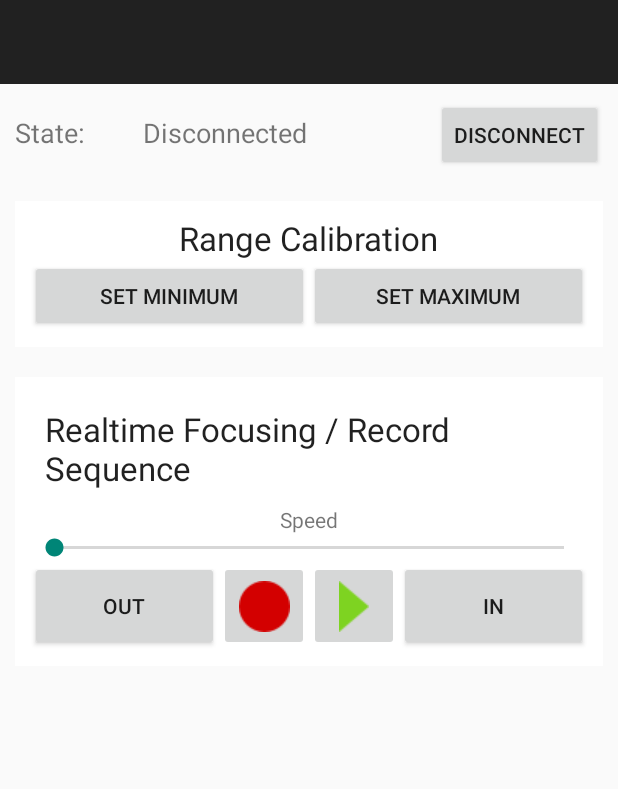
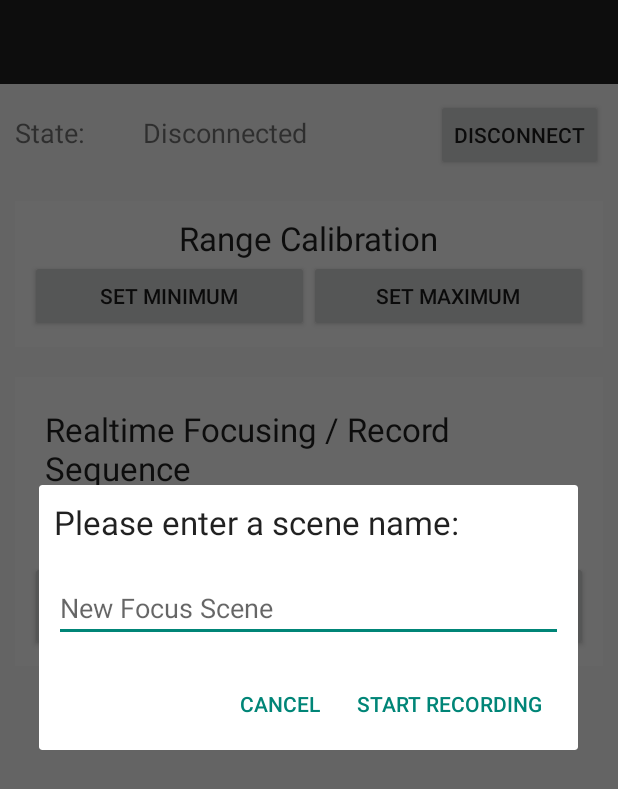
Before and after one commit to wilkoer/FollowFocus, an Android app: the DeviceControlActivity screen opened directly, with no data from a screen before it, after a tap on an icon or button, on a phone screen of 412 x 824 dp. Shown: the top 789 px of the screen. Run offline under Robolectric (Android 15) with nearby library versions, the phone set to English and light mode, and no system bars; 3 statements that could not run were skipped.

Commit message:
scene list implemented

```diff
--- a/app/src/main/java/ath/lmu/de/followfocus/DeviceControlActivity.java
+++ b/app/src/main/java/ath/lmu/de/followfocus/DeviceControlActivity.java
@@ -16,6 +16,7 @@
 
 package ath.lmu.de.followfocus;
 
+import android.app.DialogFragment;
 import android.content.BroadcastReceiver;
 import android.content.ComponentName;
 import android.content.Context;
@@ -37,15 +38,17 @@ import android.widget.SeekBar;
 import android.widget.TextView;
 
 import java.math.BigInteger;
+import java.util.Calendar;
+import java.util.Date;
 import java.util.Timer;
 import java.util.TimerTask;
 
-public class DeviceControlActivity extends FragmentActivity {
+public class DeviceControlActivity extends FragmentActivity implements RecordSceneDialogFragment.NoticeDialogListener {
     private final static String TAG = DeviceControlActivity.class.getSimpleName();
 
     public static final String EXTRAS_DEVICE_NAME = "DEVICE_NAME";
     public static final String EXTRAS_DEVICE_ADDRESS = "DEVICE_ADDRESS";
-    private final long EXECUTION_INTERVAL = 50; // miliseconds
+    private final long EXECUTION_INTERVAL = 50; // milliseconds
 
 
     private TextView mConnectionState;
@@ -62,6 +65,7 @@ public class DeviceControlActivity extends FragmentActivity {
     private Button reconnectButton;
     private boolean mConnected = false;
     private ExpandableHeightListView recordedScenesList;
+    private SceneListAdapter sceneListAdapter;
 
     // current speed to be sent to arduino every EXECUTION_INTERVAL seconds
     private byte currentSpeed = 0;
@@ -117,13 +121,13 @@ public class DeviceControlActivity extends FragmentActivity {
                 mBluetoothLeService.enableTXNotification();
                 // Show all the supported services and characteristics on the user interface.
             } else if (BluetoothLeService.ACTION_DATA_AVAILABLE.equals(action)) {
-                Log.d("Alex", "ACTION DATA AVAILABLE");
+                Log.d("ATH", "ACTION DATA AVAILABLE");
                 final String txValue = intent.getStringExtra(BluetoothLeService.EXTRA_DATA);
                 runOnUiThread(new Runnable() {
                     public void run() {
                         try {
 
-                            Log.d("Alex", txValue);
+                            Log.d("ATH", txValue);
 
                         } catch (Exception e) {
                             Log.e(TAG, e.toString());
@@ -163,10 +167,11 @@ public class DeviceControlActivity extends FragmentActivity {
         Intent gattServiceIntent = new Intent(this, BluetoothLeService.class);
         bindService(gattServiceIntent, mServiceConnection, BIND_AUTO_CREATE);
 
+        sceneListAdapter = new SceneListAdapter(this);
+        recordedScenesList.setExpanded(true);
+        recordedScenesList.setAdapter(sceneListAdapter);
 
         realtimeFocusSpeedSlider = (SeekBar) findViewById(R.id.slider_realtimeRecording);
-        //focusSlider = fragment.getFirstSlider();
-
         realtimeFocusSpeedSlider.setOnSeekBarChangeListener(new SeekBar.OnSeekBarChangeListener() {
 
             @Override
@@ -229,6 +234,8 @@ public class DeviceControlActivity extends FragmentActivity {
             }
         });
 
+
+
         focusOutButton.setOnTouchListener(new View.OnTouchListener() {
 
             @Override
@@ -271,10 +278,14 @@ public class DeviceControlActivity extends FragmentActivity {
                 if (!recording) {
                     recording = true;
 
-                    // record
+                    DialogFragment newSceneDialog = new RecordSceneDialogFragment();
+                    newSceneDialog.show(getFragmentManager(), "new");
+
+                    recordButton.setImageResource(R.drawable.stop);
 
                 } else {
                     recording = false;
+                    recordButton.setImageResource(R.drawable.record);
 
                     // stop recording
                 }
@@ -349,4 +360,12 @@ public class DeviceControlActivity extends FragmentActivity {
         intentFilter.addAction(BluetoothLeService.ACTION_DATA_AVAILABLE);
         return intentFilter;
     }
+
+    public void onNewScenePositiveClick(String name) {
+        //add new scene
+        Log.d("ATH", "SUCCESS " + name);
+        sceneListAdapter.add(new FocusScene(name));
+        sceneListAdapter.notifyDataSetChanged();
+
+    }
 }
--- /dev/null
+++ b/app/src/main/java/ath/lmu/de/followfocus/RecordSceneDialogFragment.java
@@ -0,0 +1,75 @@
+package ath.lmu.de.followfocus;
+
+import android.app.Activity;
+import android.app.AlertDialog;
+import android.app.Dialog;
+import android.app.DialogFragment;
+import android.content.DialogInterface;
+import android.os.Bundle;
+import android.view.LayoutInflater;
+import android.view.View;
+import android.widget.DatePicker;
+import android.widget.EditText;
+import android.widget.TimePicker;
+
+/**
+ * Created by alexander on 21.08.15.
+ */
+public class RecordSceneDialogFragment extends DialogFragment {
+
+    @Override
+    public Dialog onCreateDialog(Bundle savedInstanceState) {
+        // Use the Builder class for convenient dialog construction
+        AlertDialog.Builder builder = new AlertDialog.Builder(getActivity());
+
+        // Get the layout inflater
+        LayoutInflater inflater = getActivity().getLayoutInflater();
+
+        final View view = inflater.inflate(R.layout.record_scene_dialog_layout, null);
+        EditText edit_name = (EditText) view.findViewById(R.id.editText_scene_name);
+
+        edit_name.clearFocus();
+
+        // Inflate and set the layout for the dialog
+        // Pass null as the parent view because its going in the dialog layout
+        builder.setView(view)
+                .setPositiveButton(R.string.apply, new DialogInterface.OnClickListener() {
+                    public void onClick(DialogInterface dialog, int id) {
+                        EditText edit_name = (EditText) view.findViewById(R.id.editText_scene_name);
+
+                        String name = edit_name.getText().toString();
+                        mListener.onNewScenePositiveClick(name);
+
+                    }
+                })
+                .setNegativeButton(R.string.cancel, new DialogInterface.OnClickListener() {
+                    public void onClick(DialogInterface dialog, int id) {
+                        // User cancelled the dialog
+                    }
+                });
+        // Create the AlertDialog object and return it
+        return builder.create();
+    }
+
+    public interface NoticeDialogListener {
+        public void onNewScenePositiveClick(String name);
+    }
+
+    // Use this instance of the interface to deliver action events
+    NoticeDialogListener mListener;
+
+    // Override the Fragment.onAttach() method to instantiate the NoticeDialogListener
+    @Override
+    public void onAttach(Activity activity) {
+        super.onAttach(activity);
+        // Verify that the host activity implements the callback interface
+        try {
+            // Instantiate the NoticeDialogListener so we can send events to the host
+            mListener = (NoticeDialogListener) activity;
+        } catch (ClassCastException e) {
+            // The activity doesn't implement the interface, throw exception
+            throw new ClassCastException(activity.toString()
+                    + " must implement NoticeDialogListener");
+        }
+    }
+}
--- /dev/null
+++ b/app/src/main/java/ath/lmu/de/followfocus/SceneListAdapter.java
@@ -0,0 +1,73 @@
+package ath.lmu.de.followfocus;
+
+import android.content.Context;
+import android.transition.Scene;
+import android.view.LayoutInflater;
+import android.view.View;
+import android.view.ViewGroup;
+import android.widget.BaseAdapter;
+import android.widget.ImageView;
+import android.widget.TextView;
+
+import org.w3c.dom.Text;
+
+import java.io.File;
+import java.util.ArrayList;
+import java.util.Date;
+
+/**
+ * Created by alexander on 21.08.15.
+ */
+public class SceneListAdapter extends BaseAdapter {
+    Context mContext;
+    ArrayList<FocusScene> scenes = new ArrayList<>();
+
+
+    public SceneListAdapter(Context c) {
+        mContext = c;
+    }
+
+    public void add(FocusScene scene) {
+        scenes.add(scene);
+    }
+
+    @Override
+    public int getCount() {
+        return scenes.size();
+    }
+
+    @Override
+    public Object getItem(int position) {
+        return scenes.get(position);
+    }
+
+    @Override
+    public long getItemId(int position) {
+        return 0;
+    }
+
+    @Override
+    public View getView(int position, View convertView, ViewGroup parent) {
+        View view = null;
+        TextView sceneName = new TextView(mContext);
+        TextView sceneLength = new TextView(mContext);
+
+        if (convertView == null) {
+            LayoutInflater inflater = (LayoutInflater) mContext.getSystemService(Context.LAYOUT_INFLATER_SERVICE);
+
+            view = inflater.inflate(R.layout.recording_list_entry, null);
+
+        } else {
+            view = convertView;
+        }
+
+        sceneName = (TextView) view.findViewById(R.id.textView_recording_name);
+        sceneLength = (TextView) view.findViewById(R.id.textView_recording_length);
+
+        sceneName.setText(scenes.get(position).getName());
+
+
+
+        return view;
+    }
+}
--- /dev/null
+++ b/app/src/main/res/layout/record_scene_dialog_layout.xml
@@ -0,0 +1,21 @@
+<?xml version="1.0" encoding="utf-8"?>
+<LinearLayout xmlns:android="http://schemas.android.com/apk/res/android"
+    android:orientation="vertical" android:layout_width="match_parent"
+    android:layout_height="match_parent">
+
+    <TextView
+        android:layout_width="wrap_content"
+        android:layout_height="wrap_content"
+        android:textAppearance="?android:attr/textAppearanceLarge"
+        android:text="@string/please_enter_name"
+        android:id="@+id/textView2"
+        android:layout_margin="10dp" />
+
+    <EditText
+        android:layout_width="match_parent"
+        android:layout_height="wrap_content"
+        android:id="@+id/editText_scene_name"
+        android:layout_gravity="center_horizontal"
+        android:hint="@string/new_focus_recording"
+        android:layout_margin="10dp" />
+</LinearLayout>
--- a/app/src/main/res/values/strings.xml
+++ b/app/src/main/res/values/strings.xml
@@ -56,6 +56,12 @@
     <string name="connect">Connect</string>
     <string name="disconnect">Disconnect</string>
 
+    <string name="new_focus_recording">New Focus Scene</string>
+    <string name="please_enter_name">Please enter a scene name:</string>
+    <string name="apply">Start recording</string>
+    <string name="cancel">Cancel</string>
+
+
 
 
 </resources>
```
Also changed, not shown: app/src/main/java/ath/lmu/de/followfocus/FocusScene.java (+7 -3 lines), app/src/main/res/layout/recording_list_entry.xml (added, +26 -0 lines).
